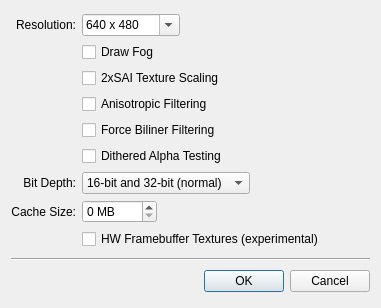
Qt form glN64/gln64config.ui (mupen64plus/mupen64plus-oldsvn) before a commit.
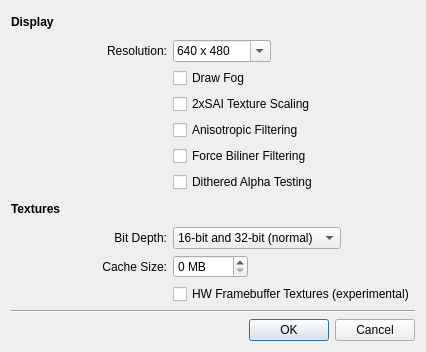
The same form after that commit.

Commit message: Some more adjustments in glN64 config dialog

Diff of the .ui file:
```diff
--- a/glN64/gln64config.ui
+++ b/glN64/gln64config.ui
@@ -5,17 +5,35 @@
    <rect>
     <x>0</x>
     <y>0</y>
-    <width>381</width>
-    <height>308</height>
+    <width>426</width>
+    <height>352</height>
    </rect>
   </property>
   <property name="windowTitle" >
    <string>glN64 Settings</string>
   </property>
-  <layout class="QVBoxLayout" name="verticalLayout" >
-   <item>
     <layout class="QGridLayout" name="gridLayout" >
-     <item row="0" column="0" >
+   <item row="0" column="0" colspan="3" >
+    <widget class="QLabel" name="label_3" >
+     <property name="text" >
+      <string>&lt;h4>Display&lt;/h4></string>
+     </property>
+    </widget>
+   </item>
+   <item row="1" column="0" >
+    <spacer name="horizontalSpacer_4" >
+     <property name="orientation" >
+      <enum>Qt::Horizontal</enum>
+     </property>
+     <property name="sizeHint" stdset="0" >
+      <size>
+       <width>40</width>
+       <height>20</height>
+      </size>
+     </property>
+    </spacer>
+   </item>
+   <item row="1" column="1" >
       <widget class="QLabel" name="label" >
        <property name="text" >
         <string>Resolution:</string>
@@ -25,7 +43,7 @@
        </property>
       </widget>
      </item>
-     <item row="0" column="1" >
+   <item row="1" column="2" >
       <layout class="QHBoxLayout" name="horizontalLayout_2" >
        <item>
         <widget class="QComboBox" name="resolutionCombo" >
@@ -107,42 +125,49 @@
        </item>
       </layout>
      </item>
-     <item row="1" column="1" >
+   <item row="2" column="2" >
       <widget class="QCheckBox" name="drawFogCheck" >
        <property name="text" >
         <string>Draw Fog</string>
        </property>
       </widget>
      </item>
-     <item row="2" column="1" >
+   <item row="3" column="2" >
       <widget class="QCheckBox" name="twoExSaiTextureScalingCheck" >
        <property name="text" >
         <string>2xSAI Texture Scaling</string>
        </property>
       </widget>
      </item>
-     <item row="3" column="1" >
+   <item row="4" column="2" >
       <widget class="QCheckBox" name="anisotropicFilteringCheck" >
        <property name="text" >
         <string>Anisotropic Filtering</string>
        </property>
       </widget>
      </item>
-     <item row="4" column="1" >
+   <item row="5" column="2" >
       <widget class="QCheckBox" name="forceBilinearFilteringCheck" >
        <property name="text" >
         <string>Force Biliner Filtering</string>
        </property>
       </widget>
      </item>
-     <item row="5" column="1" >
+   <item row="6" column="2" >
       <widget class="QCheckBox" name="ditheredAlphaTestingCheck" >
        <property name="text" >
         <string>Dithered Alpha Testing</string>
        </property>
       </widget>
      </item>
-     <item row="6" column="0" >
+   <item row="7" column="0" colspan="3" >
+    <widget class="QLabel" name="label_2" >
+     <property name="text" >
+      <string>&lt;h4>Textures&lt;/h4></string>
+     </property>
+    </widget>
+   </item>
+   <item row="8" column="1" >
       <widget class="QLabel" name="label_4" >
        <property name="text" >
         <string>Bit Depth:</string>
@@ -155,7 +180,7 @@
        </property>
       </widget>
      </item>
-     <item row="6" column="1" >
+   <item row="8" column="2" >
       <layout class="QHBoxLayout" name="horizontalLayout" >
        <item>
         <widget class="QComboBox" name="bitDepthCombo" >
@@ -194,7 +219,7 @@
        </item>
       </layout>
      </item>
-     <item row="7" column="0" >
+   <item row="9" column="1" >
       <widget class="QLabel" name="label_5" >
        <property name="text" >
         <string>Cache Size:</string>
@@ -207,7 +232,7 @@
        </property>
       </widget>
      </item>
-     <item row="7" column="1" >
+   <item row="9" column="2" >
       <layout class="QHBoxLayout" name="horizontalLayout_3" >
        <item>
         <widget class="QSpinBox" name="cacheSizeSpin" >
@@ -234,23 +259,21 @@
        </item>
       </layout>
      </item>
-     <item row="8" column="1" >
+   <item row="10" column="2" >
       <widget class="QCheckBox" name="hwFramebufferTexturesCheck" >
        <property name="text" >
         <string>HW Framebuffer Textures (experimental)</string>
        </property>
       </widget>
      </item>
-    </layout>
-   </item>
-   <item>
+   <item row="11" column="0" colspan="3" >
     <widget class="Line" name="line" >
      <property name="orientation" >
       <enum>Qt::Horizontal</enum>
      </property>
     </widget>
    </item>
-   <item>
+   <item row="12" column="0" colspan="3" >
     <widget class="QDialogButtonBox" name="buttonBox" >
      <property name="standardButtons" >
       <set>QDialogButtonBox::Cancel|QDialogButtonBox::Ok</set>
```
Lines whose indentation alone changed are shown as unchanged.
